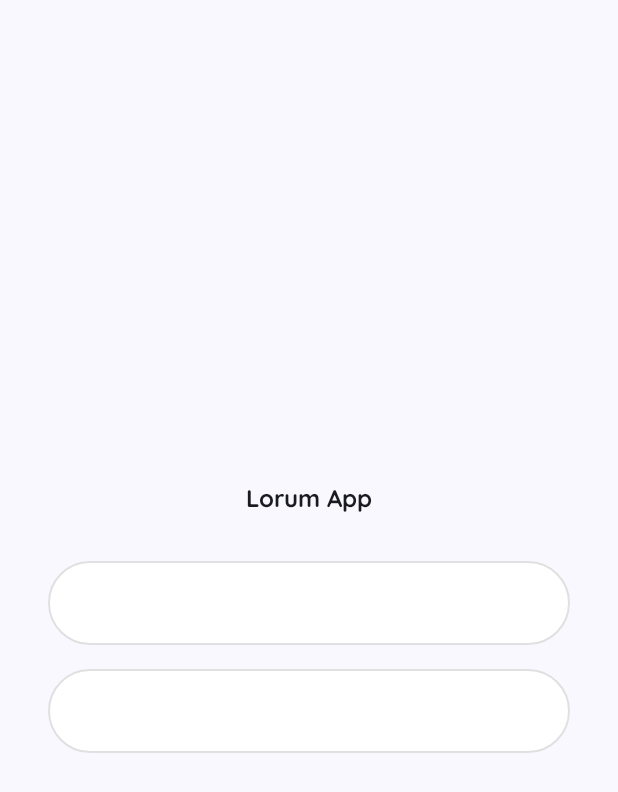
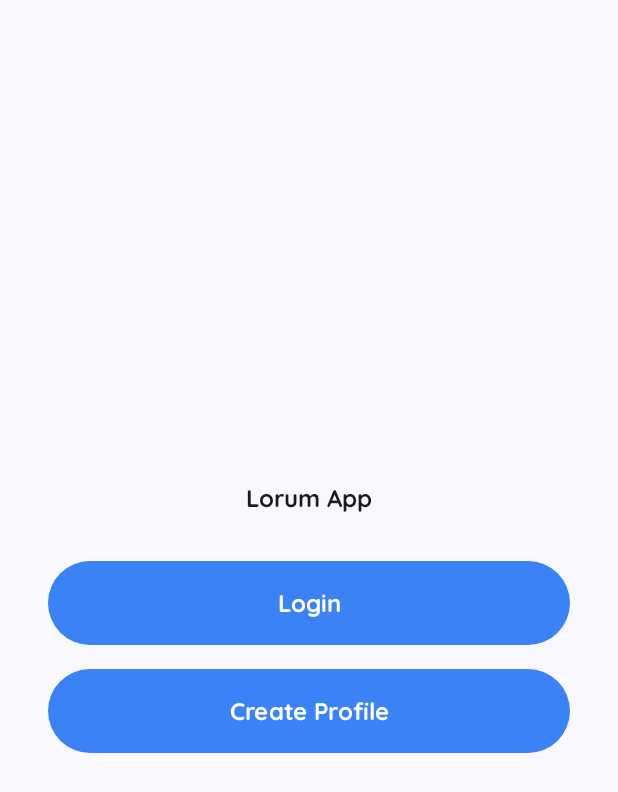
Before and after one commit to pepper11com/Mat3_nav, an Android app built with Jetpack Compose: the composable StartScreen shown on its own in the app's theme, on a phone screen of 412 x 824 dp. Shown: the top 792 px of the screen. Run offline under Robolectric (Android 15) with nearby library versions, the phone set to English and light mode, and no system bars; our stand-ins replace accompanist, livedata-compose; libraries missing offline, so code that uses them is left out: com.mxalbert.sharedelements; 3 statements that could not run were skipped.

Commit message:
alles werkt?

```diff
--- a/app/src/main/java/com/example/mat3_nav/ui/screens/CreateProfile.kt
+++ b/app/src/main/java/com/example/mat3_nav/ui/screens/CreateProfile.kt
@@ -145,6 +145,10 @@ fun CreateProfileScreen(
             Button(
                 modifier = Modifier
                     .fillMaxWidth(),
+                colors = ButtonDefaults.buttonColors(
+                    containerColor = Color(0xFF006BFF),
+                    contentColor = Color.White
+                ),
                 onClick = {
                     // CREATE PROFILE IF INPUT NOT EMPTY
                     if (firstName.isEmpty() || lastName.isEmpty() || profileDescription.isEmpty()) {
--- a/app/src/main/java/com/example/mat3_nav/ui/screens/StartScreen.kt
+++ b/app/src/main/java/com/example/mat3_nav/ui/screens/StartScreen.kt
@@ -1,11 +1,9 @@
 package com.example.mat3_nav.ui.screens
 
+import androidx.compose.foundation.BorderStroke
 import androidx.compose.foundation.layout.*
 import androidx.compose.foundation.shape.RoundedCornerShape
-import androidx.compose.material.OutlinedButton
-import androidx.compose.material.Surface
-import androidx.compose.material.Text
-import androidx.compose.material3.MaterialTheme
+import androidx.compose.material3.*
 import androidx.compose.runtime.Composable
 import androidx.compose.ui.Alignment
 import androidx.compose.ui.Modifier
@@ -44,12 +42,19 @@ fun StartScreen(navController: NavController) {
                 modifier = Modifier
                     .fillMaxWidth()
                     .height(56.dp),
-                shape = RoundedCornerShape(28.dp)
+                shape = RoundedCornerShape(28.dp),
+                colors = ButtonDefaults.outlinedButtonColors(
+                    containerColor = Color(0xFF3B82F6),
+                    contentColor = Color.White
+                ),
+                border = BorderStroke(
+                    color = Color.Transparent,
+                    width = 0.dp
+                )
             ) {
                 Text(
                     text = "Login",
                     style = MaterialTheme.typography.labelLarge,
-                    color = MaterialTheme.colorScheme.onPrimary,
                     fontWeight = FontWeight.Bold
                 )
             }
@@ -64,12 +69,19 @@ fun StartScreen(navController: NavController) {
                 modifier = Modifier
                     .fillMaxWidth()
                     .height(56.dp),
-                shape = RoundedCornerShape(28.dp)
+                shape = RoundedCornerShape(28.dp),
+                colors = ButtonDefaults.outlinedButtonColors(
+                    containerColor = Color(0xFF3B82F6),
+                    contentColor = Color.White
+                ),
+                border = BorderStroke(
+                    color = Color.Transparent,
+                    width = 0.dp
+                )
             ) {
                 Text(
                     text = "Create Profile",
                     style = MaterialTheme.typography.labelLarge,
-                    color = MaterialTheme.colorScheme.onPrimary,
                     fontWeight = FontWeight.Bold
                 )
             }
```
Also changed, not shown: app/src/main/java/com/example/mat3_nav/MainActivity.kt (+78 -47 lines), app/src/main/java/com/example/mat3_nav/ui/screens/AppHomeScreen.kt (+60 -31 lines).
